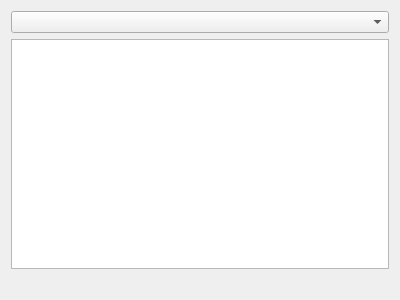
This is hostfilesystem.ui in doquen/ideup as Qt 5 draws it before an edit. The edited form follows.
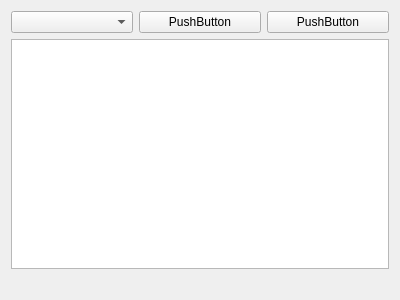
This is the edited form.

What changed in the file:
```diff
--- a/hostfilesystem.ui
+++ b/hostfilesystem.ui
@@ -14,16 +14,30 @@
    <string>Form</string>
   </property>
   <layout class="QGridLayout" name="gridLayout">
-   <item row="1" column="0">
+   <item row="0" column="0">
+    <widget class="QComboBox" name="comboBox"/>
+   </item>
+   <item row="0" column="1">
+    <widget class="QPushButton" name="pushButton_2">
+     <property name="text">
+      <string>PushButton</string>
+     </property>
+    </widget>
+   </item>
+   <item row="0" column="2">
+    <widget class="QPushButton" name="pushButton">
+     <property name="text">
+      <string>PushButton</string>
+     </property>
+    </widget>
+   </item>
+   <item row="1" column="0" colspan="3">
     <widget class="QTreeView" name="treeView">
      <property name="frameShadow">
       <enum>QFrame::Sunken</enum>
      </property>
     </widget>
    </item>
-   <item row="0" column="0">
-    <widget class="QComboBox" name="comboBox"/>
-   </item>
    <item row="2" column="0">
     <widget class="QLabel" name="label">
      <property name="text">
```
